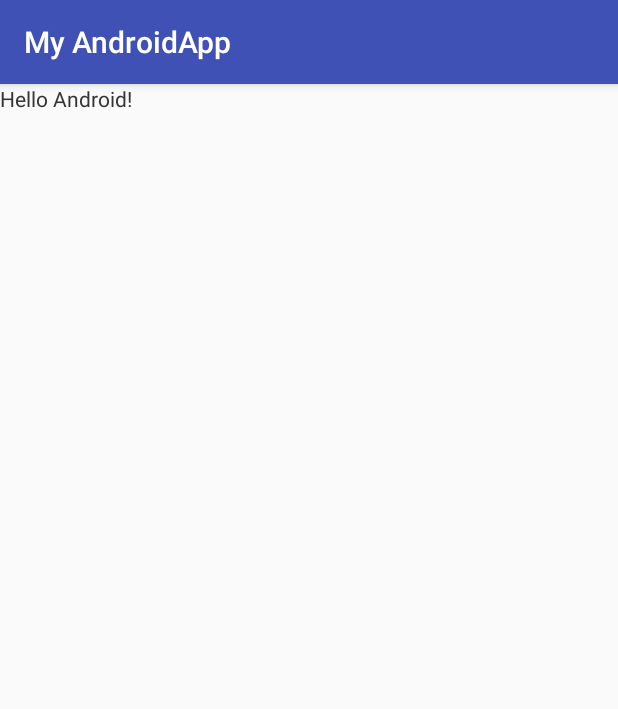
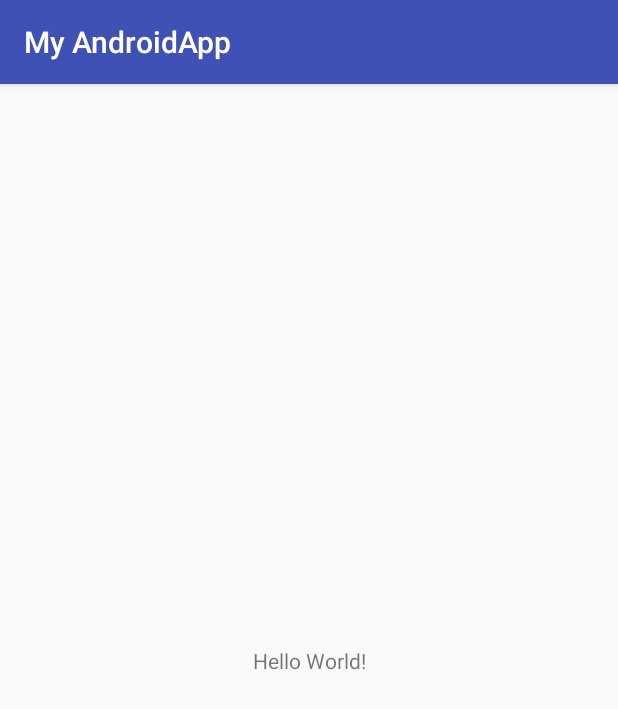
Before and after one commit to ParkYoDo/MyAndroidApp1, an Android app: the screen it shows after launch (MainActivity), on a phone screen of 412 x 824 dp. Shown: the top 709 px of the screen. Run offline under Robolectric (Android 15) with nearby library versions, the phone set to English and light mode, and no system bars.

Commit message:
Revert "zzz"
This reverts commit 7c0987dc3ffab6a61506af0dc149ca334feb6fa0.

```diff
--- a/app/src/main/res/layout/activity_main.xml
+++ b/app/src/main/res/layout/activity_main.xml
@@ -2,7 +2,6 @@
 <android.support.constraint.ConstraintLayout xmlns:android="http://schemas.android.com/apk/res/android"
     xmlns:app="http://schemas.android.com/apk/res-auto"
     xmlns:tools="http://schemas.android.com/tools"
-    android:orientation="vertical"
     android:layout_width="match_parent"
     android:layout_height="match_parent"
     tools:context="com.hansung.android.myandroidapp.MainActivity">
@@ -10,15 +9,10 @@
     <TextView
         android:layout_width="wrap_content"
         android:layout_height="wrap_content"
-        android:text="Hello Android!"
-        tools:layout_editor_absoluteX="16dp"
-        tools:layout_editor_absoluteY="46dp" />
-
-    <TextView
-        android:layout_width="wrap_content"
-        android:layout_height="wrap_content"
-        android:text="Hello Android!"
-        tools:layout_editor_absoluteX="16dp"
-        tools:layout_editor_absoluteY="29dp" />
+        android:text="Hello World!"
+        app:layout_constraintBottom_toBottomOf="parent"
+        app:layout_constraintLeft_toLeftOf="parent"
+        app:layout_constraintRight_toRightOf="parent"
+        app:layout_constraintTop_toTopOf="parent" />
 
 </android.support.constraint.ConstraintLayout>
```
